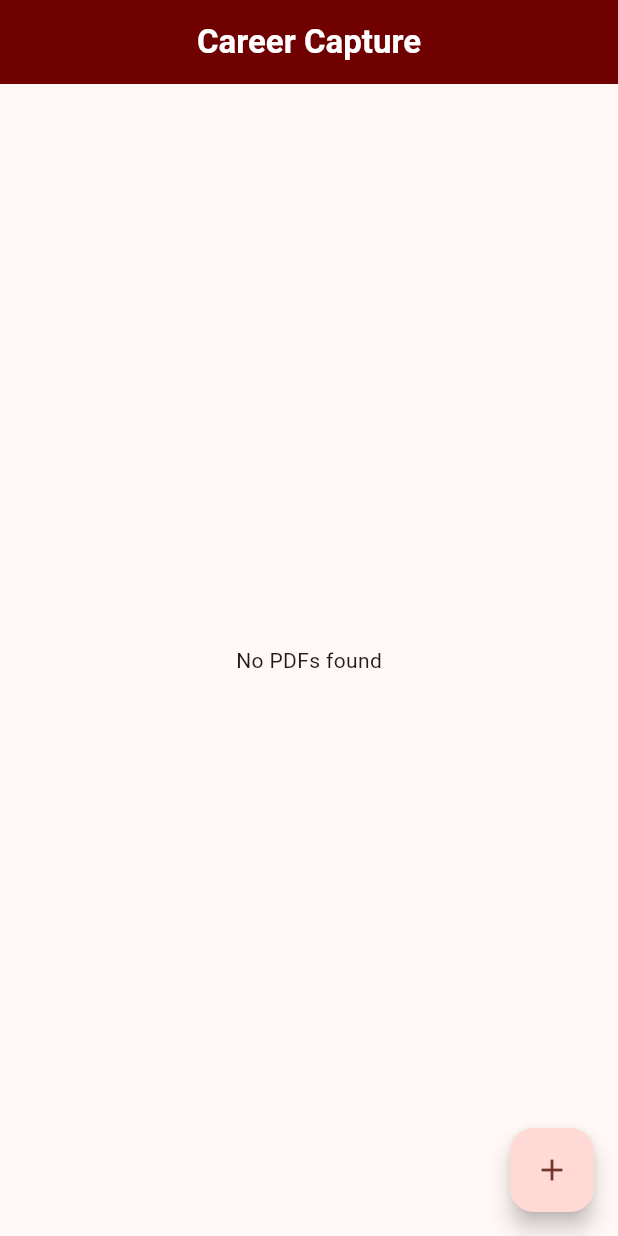
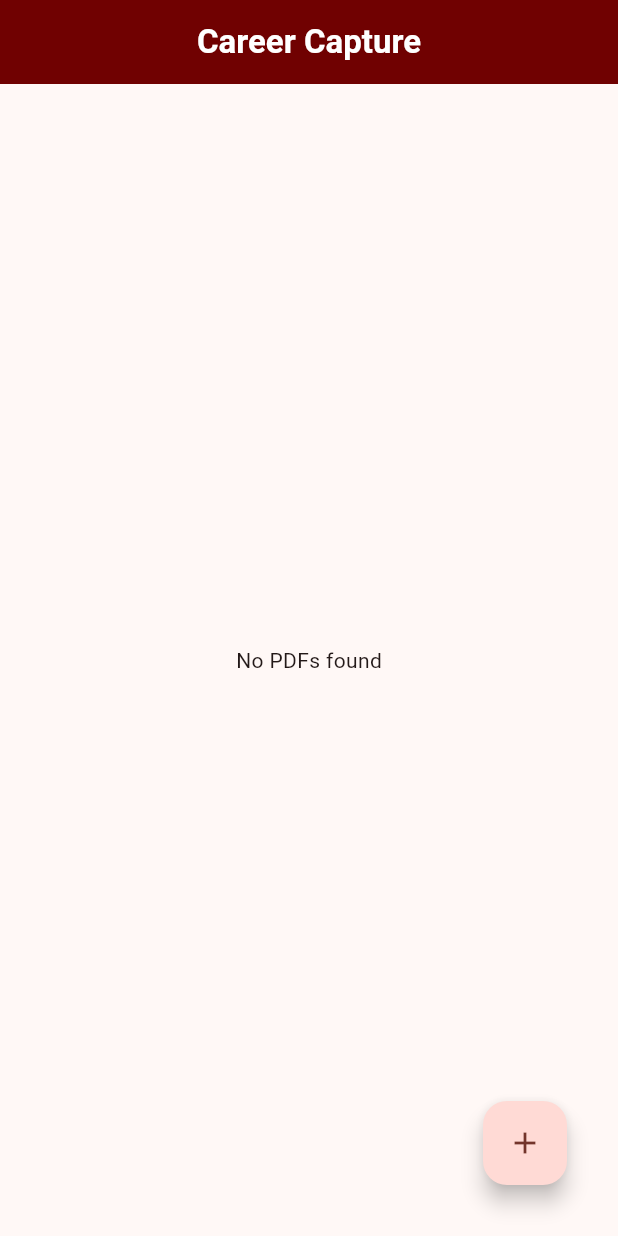
Before and after one commit to AbhijithNellikkat/CareerCapture, a Flutter app: the screen it shows after launch, on a phone screen of 412 x 824 dp. Run offline on Flutter 3.47's test engine with Material 3 defaults, Android fonts, the phone set to English and light mode, and no system bars; our stand-ins replace flutter_form_builder, form_builder_validators, google_fonts, lottie, pdf; missing offline and left inert: flutter_pdfview; project files that could hold a hidden picture were left out.

Commit message:
the app almost done the pdf view ui not completed

```diff
--- a/lib/views/home_view.dart
+++ b/lib/views/home_view.dart
@@ -50,9 +50,12 @@ class _HomeViewState extends State<HomeView> {
         backgroundColor: const Color.fromARGB(255, 112, 1, 1),
       ),
       body: _buildPdfGridView(),
-      floatingActionButton: FloatingActionButton(
+      floatingActionButton: Padding(
+        padding: const EdgeInsets.all(18.0),
+        child: FloatingActionButton(
           onPressed: () async {
-          final newPdfPath = await Navigator.of(context).push(MaterialPageRoute(
+            final newPdfPath =
+                await Navigator.of(context).push(MaterialPageRoute(
               builder: (context) => const CreateNewPdfView(),
             ));
 
@@ -63,6 +66,7 @@ class _HomeViewState extends State<HomeView> {
             }
           },
           child: const Icon(Icons.add),
+        ),
       ),
     );
   }
```
Also changed, not shown: lib/views/create_new_pdf.dart (+20 -2 lines), lib/views/pdfPreview_view.dart (+5 -3 lines). Lines whose indentation alone changed are shown as unchanged.
